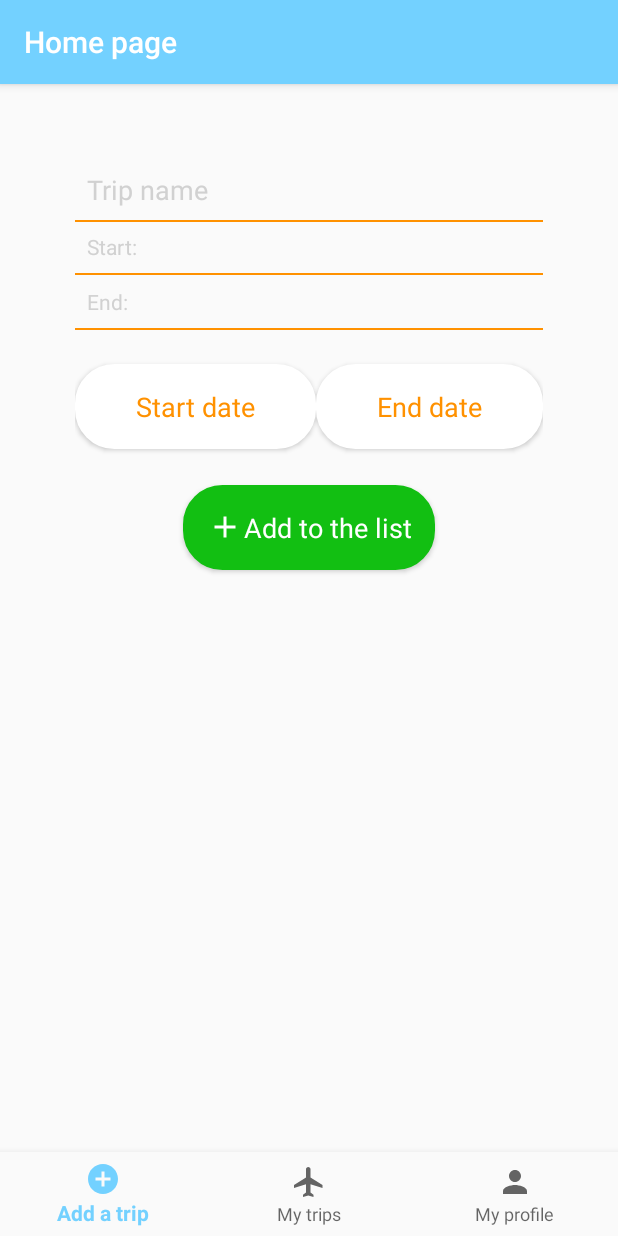
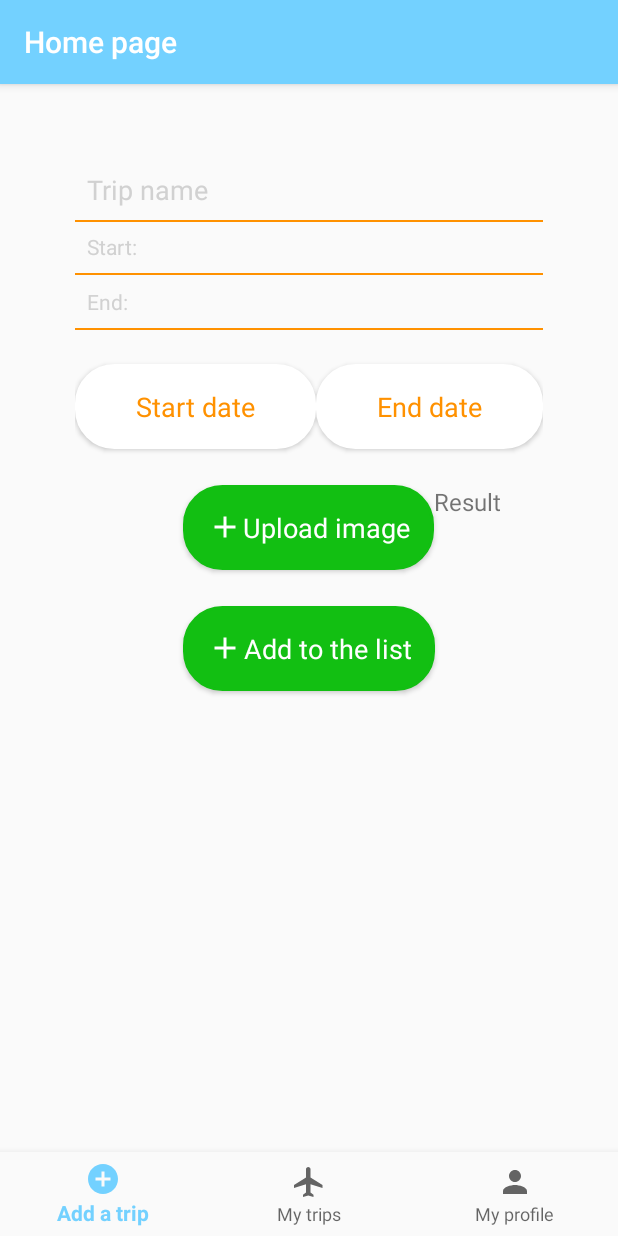
Before and after one commit to Dhug95/MyTravel, an Android app: the AddTripFragment screen opened directly, with no data from a screen before it, on a phone screen of 412 x 824 dp. Run offline under Robolectric (Android 15) with nearby library versions, the phone set to English and light mode, and no system bars.

Commit message:
Button to get picture's path from storage

```diff
--- a/app/build.gradle
+++ b/app/build.gradle
@@ -27,6 +27,7 @@ dependencies {
     implementation 'com.android.support:design:28.0.0-rc01'
     implementation 'com.android.support:support-vector-drawable:28.0.0-rc01'
     implementation 'com.android.support:support-v4:28.0.0-rc01'
+    implementation group: 'org.apache.httpcomponents' , name: 'httpclient-android' , version: '4.3.5.1'
     testImplementation 'junit:junit:4.12'
     androidTestImplementation 'com.android.support.test:runner:1.0.2'
     androidTestImplementation 'com.android.support.test.espresso:espresso-core:3.0.2'
--- a/app/src/main/res/layout/fragment_add_trip.xml
+++ b/app/src/main/res/layout/fragment_add_trip.xml
@@ -70,11 +70,29 @@
     </LinearLayout>
 
     <Button
+        android:id="@+id/upload_image"
+        style="@style/Base.TextAppearance.AppCompat.Body1"
+        android:layout_width="wrap_content"
+        android:layout_height="wrap_content"
+        android:layout_below="@id/internal_linear"
+        android:layout_centerHorizontal="true"
+        android:layout_marginBottom="24dp"
+        android:background="@drawable/background_create"
+        android:clickable="true"
+        android:drawableStart="@drawable/ic_add_white_24dp"
+        android:focusable="true"
+        android:padding="@dimen/default_padding"
+        android:text="Upload image"
+        android:textAllCaps="false"
+        android:textColor="#fff"
+        android:textSize="18sp" />
+
+    <Button
         android:id="@+id/create_trip"
         style="@style/Base.TextAppearance.AppCompat.Body1"
         android:layout_width="wrap_content"
         android:layout_height="wrap_content"
-        android:layout_below="@id/internal_linear"
+        android:layout_below="@id/upload_image"
         android:layout_centerHorizontal="true"
         android:layout_marginBottom="24dp"
         android:background="@drawable/background_create"
@@ -91,10 +109,10 @@
         android:id="@+id/start_text"
         android:layout_width="match_parent"
         android:layout_height="wrap_content"
+        android:layout_below="@id/trip_name_create"
         android:background="@android:color/transparent"
         android:drawablePadding="12dp"
         android:hint="@string/start"
-        android:layout_below="@id/trip_name_create"
         android:padding="8dp"
         android:textColor="@color/colorPrimary"
         android:textColorHint="@color/colorFields" />
@@ -110,10 +128,10 @@
         android:id="@+id/end_text"
         android:layout_width="match_parent"
         android:layout_height="wrap_content"
+        android:layout_below="@id/start_line"
         android:background="@android:color/transparent"
         android:drawablePadding="12dp"
         android:hint="@string/end"
-        android:layout_below="@id/start_line"
         android:padding="8dp"
         android:textColor="@color/colorPrimary"
         android:textColorHint="@color/colorFields" />
@@ -124,5 +142,14 @@
         android:layout_below="@+id/end_text"
         android:background="@color/colorSecondary" />
 
+    <TextView
+        android:id="@+id/image_result"
+        android:layout_width="wrap_content"
+        android:layout_height="wrap_content"
+        android:layout_below="@+id/internal_linear"
+        android:textSize="16sp"
+        android:layout_toEndOf="@+id/upload_image"
+        android:text="Result" />
+
 
 </RelativeLayout>
```
Also changed, not shown: app/src/main/java/com/example/francesco/mytravel/fragments/AddTripFragment.java (+58 -1 lines), 1 other file.
